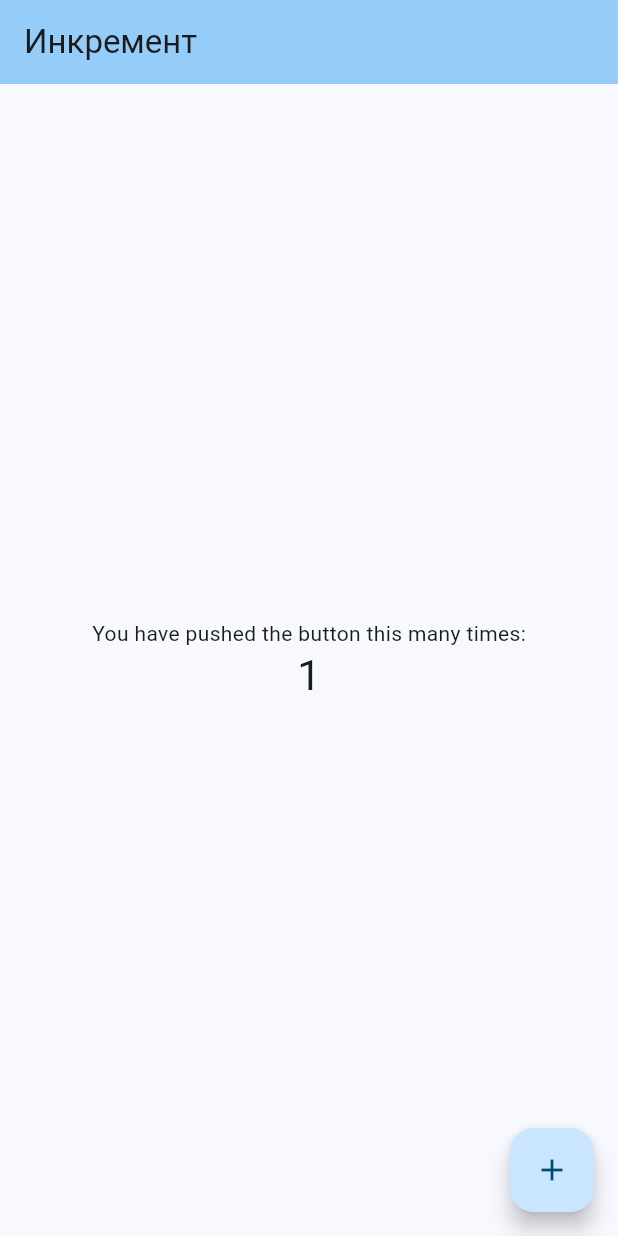
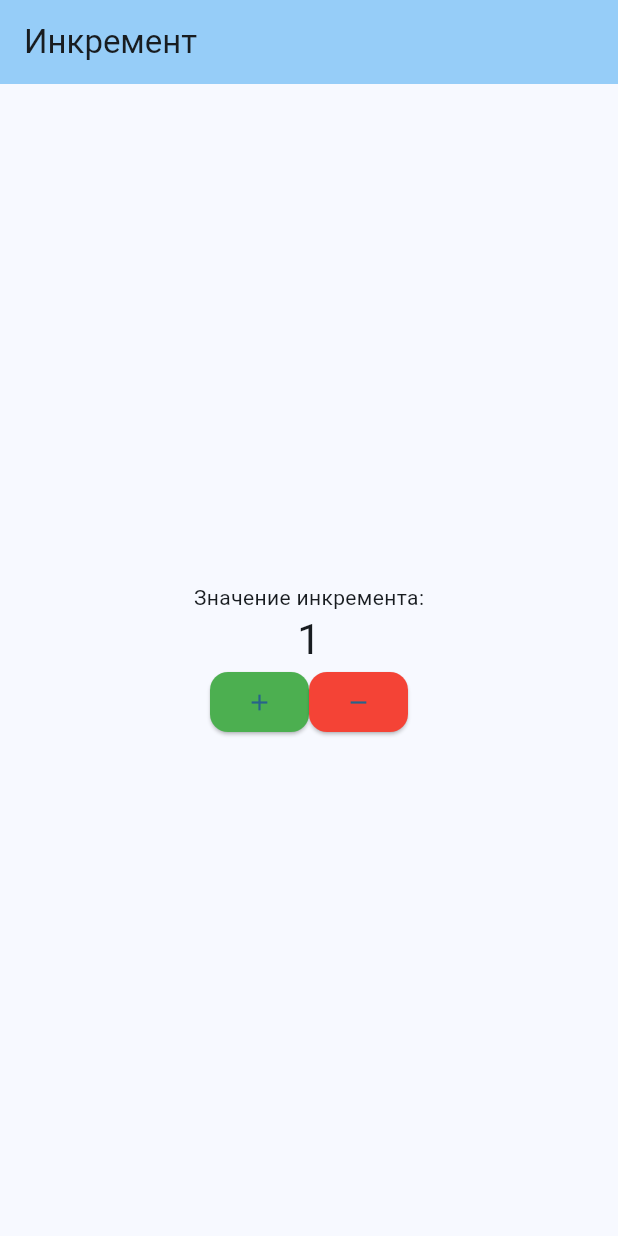
Before and after one commit to PavelMOt/PI2101_Motorygin, a Flutter app: the screen it shows after launch, after a tap on the "add" icon, on a phone screen of 412 x 824 dp. Run offline on Flutter 3.47's test engine with Material 3 defaults, Android fonts, the phone set to English and light mode, and no system bars.

Commit message:
change buttons

```diff
--- a/flutter_application_1/lib/main.dart
+++ b/flutter_application_1/lib/main.dart
@@ -7,7 +7,7 @@ void main() {
 class MyApp extends StatelessWidget {
   const MyApp({super.key});
 
-
+  // This widget is the root of your application.
   @override
   Widget build(BuildContext context) {
     return MaterialApp(
@@ -36,12 +36,19 @@ class MyHomePage extends StatefulWidget {
 class _MyHomePageState extends State<MyHomePage> {
   int _counter = 0;
 
-  void _incrementCounter() {
+  void _incrementCounterAdd() {
     setState(() {
 
       _counter++;
     });
   }
+  void _incrementCounterRemove() {
+    setState(() {
+
+      _counter--;
+    });
+  }
+
 
   @override
   Widget build(BuildContext context) {
@@ -60,20 +67,40 @@ class _MyHomePageState extends State<MyHomePage> {
           mainAxisAlignment: MainAxisAlignment.center,
           children: <Widget>[
             const Text(
-              'You have pushed the button this many times:',
+              'Значение инкремента:',
             ),
             Text(
               '$_counter',
               style: Theme.of(context).textTheme.headlineMedium,
-            ),
+            ), Row(mainAxisAlignment: MainAxisAlignment.center,
+          children: <Widget>[
+            ElevatedButton(
+onPressed:_incrementCounterAdd,
+style: ElevatedButton.styleFrom(
+  backgroundColor:  Colors.green,
+shape: RoundedRectangleBorder(
+borderRadius: BorderRadius.circular(12), // <— Radius
+),
+),
+child: const Icon(Icons.add),
+),
+        ElevatedButton(
+onPressed:_incrementCounterRemove,
+
+style: ElevatedButton.styleFrom(
+  backgroundColor:  Colors.red,
+shape: RoundedRectangleBorder(
+borderRadius: BorderRadius.circular(12), // <— Radius
+),
+),
+child: const Icon(Icons.remove),
+),
+          ],),
           ],
         ),
+
       ),
-      floatingActionButton: FloatingActionButton(
-        onPressed: _incrementCounter,
-        tooltip: 'Increment',
-        child: const Icon(Icons.add),
-      ), // This trailing comma makes auto-formatting nicer for build methods.
+
     );
   }
 }
```
